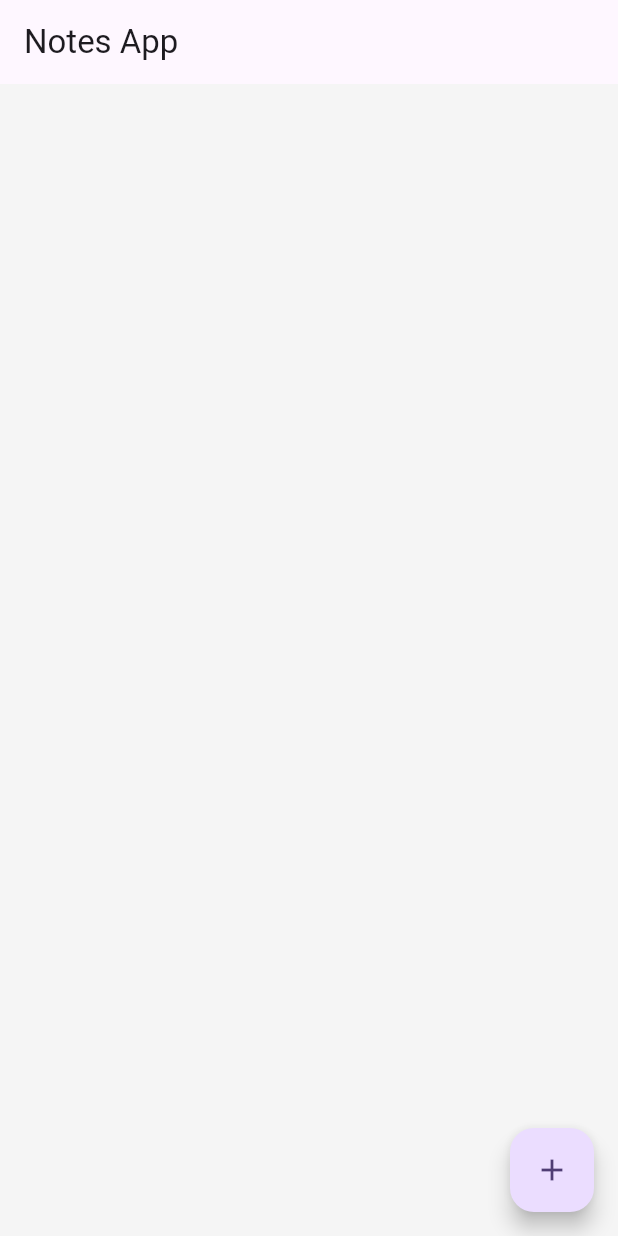
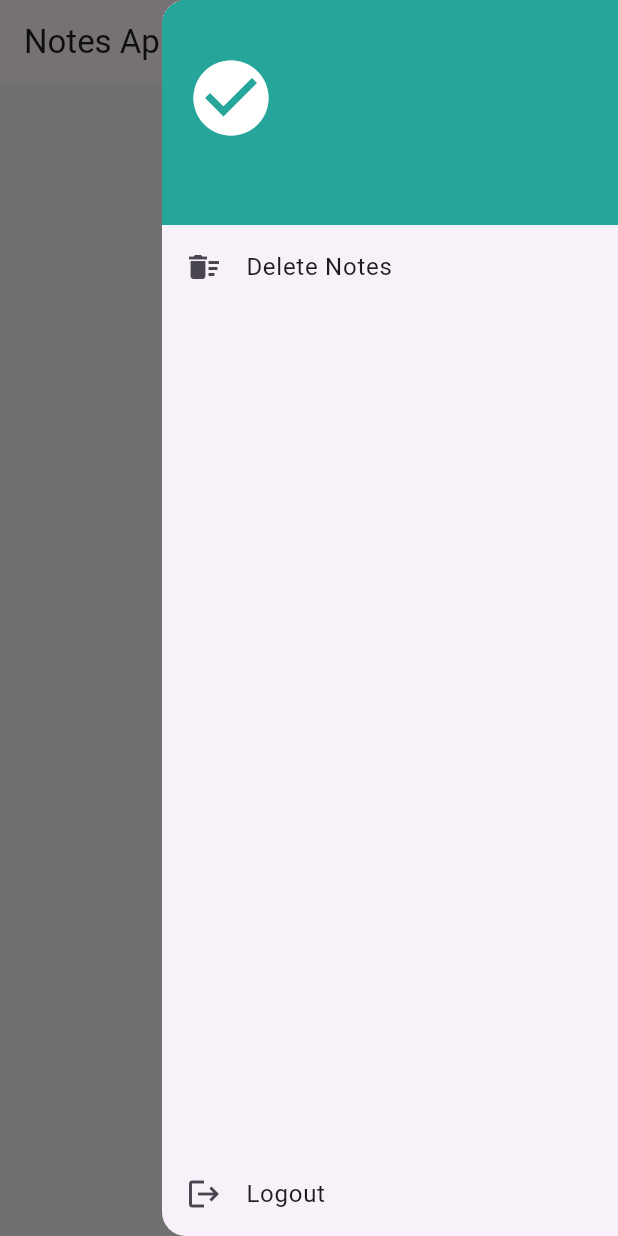
Before and after one commit to LokmanHossen/Notes_App-Flutter, a Flutter app: the HomeScreen screen opened directly, with the side drawer open (before the commit the screen has no drawer), on a phone screen of 412 x 824 dp. Run offline on Flutter 3.47's test engine with Material 3 defaults, Android fonts, the phone set to English and light mode, and no system bars; drawn by our look-alikes of grouped_list; our stand-ins replace cloud_firestore, firebase_auth, firebase_core, get; accounts and stored records are empty; generated files the repository leaves out were written again.

Commit message:
AddDeawer&SignOut & Delete

```diff
--- /dev/null
+++ b/lib/ui/drawer.dart
@@ -0,0 +1,61 @@
+import 'package:flutter/material.dart';
+import '../utils/constants.dart';
+
+class EndDrawer extends StatelessWidget {
+  const EndDrawer({
+    Key? key,
+  }) : super(key: key);
+
+  @override
+  Widget build(BuildContext context) {
+    return Drawer(
+      child: Column(
+        children: [
+          Container(
+            width: double.infinity,
+            height: 150,
+            alignment: Alignment.bottomLeft,
+            color: kPrimayColor.shade400,
+            padding: const EdgeInsets.all(16.0),
+            child: Column(
+              crossAxisAlignment: CrossAxisAlignment.start,
+              mainAxisAlignment: MainAxisAlignment.end,
+              children: [
+                const Icon(
+                  Icons.check_circle,
+                  size: 60,
+                  color: Colors.white,
+                ),
+                const SizedBox(height: 10),
+                Text(
+                  '${authController.user!.email}',
+                  style: const TextStyle(
+                    color: Colors.white,
+                    fontSize: 20,
+                    fontWeight: FontWeight.bold,
+                  ),
+                ),
+              ],
+            ),
+          ),
+          ListTile(
+            leading: const Icon(Icons.delete_sweep),
+            title: const Text('Delete Notes'),
+            onTap: () {
+              notesController.deleteCompleted();
+              Scaffold.of(context).closeEndDrawer();
+            },
+          ),
+          const Spacer(),
+          ListTile(
+            onTap: () {
+              authController.signOut();
+            },
+            leading: const Icon(Icons.logout),
+            title: const Text('Logout'),
+          ),
+        ],
+      ),
+    );
+  }
+}
--- a/lib/ui/home_page.dart
+++ b/lib/ui/home_page.dart
@@ -2,6 +2,7 @@
 import 'package:flutter/material.dart';
 import 'package:grouped_list/grouped_list.dart';
 import 'package:notes_app/models/note_model.dart';
+import 'package:notes_app/ui/drawer.dart';
 import 'package:notes_app/utils/constants.dart';
 import 'package:notes_app/utils/date_time.dart';
 
@@ -27,7 +28,7 @@ class _HomeScreenState extends State<HomeScreen> {
       appBar: AppBar(
         title: const Text('Notes App'),
       ),
-      // add Draer
+      endDrawer: const EndDrawer(),
       body: Container(
         color: Colors.grey.shade100,
         child: StreamBuilder(
@@ -134,7 +135,6 @@ class _HomeScreenState extends State<HomeScreen> {
           },
         ),
       ),
-
       floatingActionButton: FloatingActionButton(
         onPressed: () async {
           setState(() {
```
Also changed, not shown: lib/controllers/note_controller.dart (+20 -1 lines).
